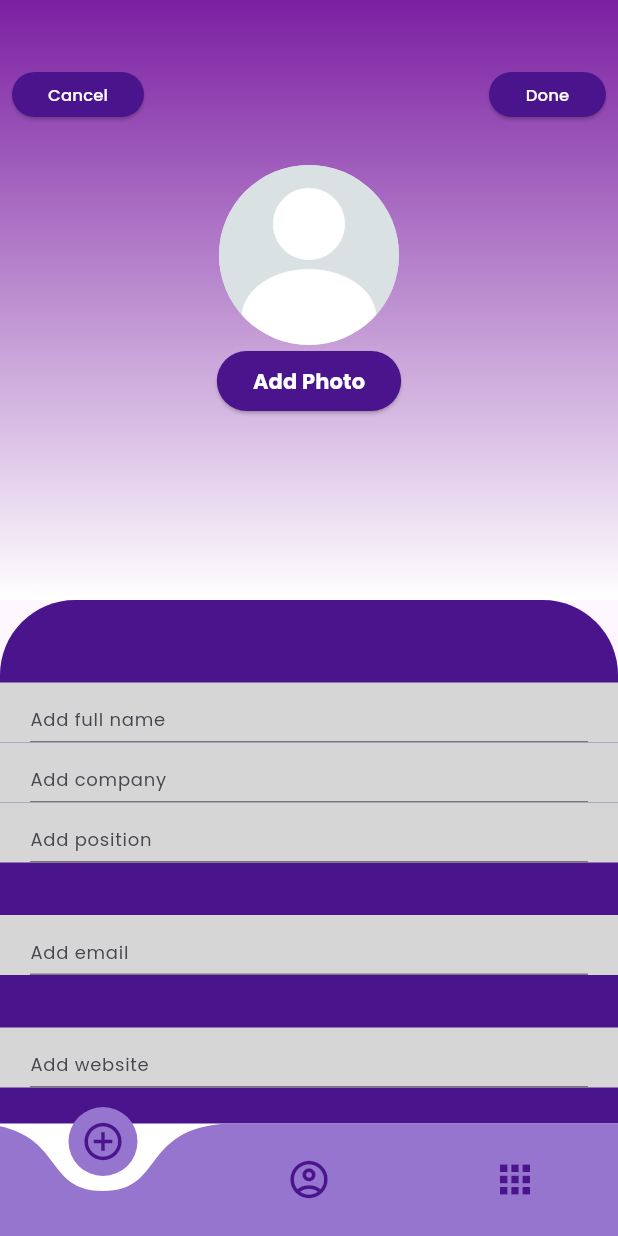
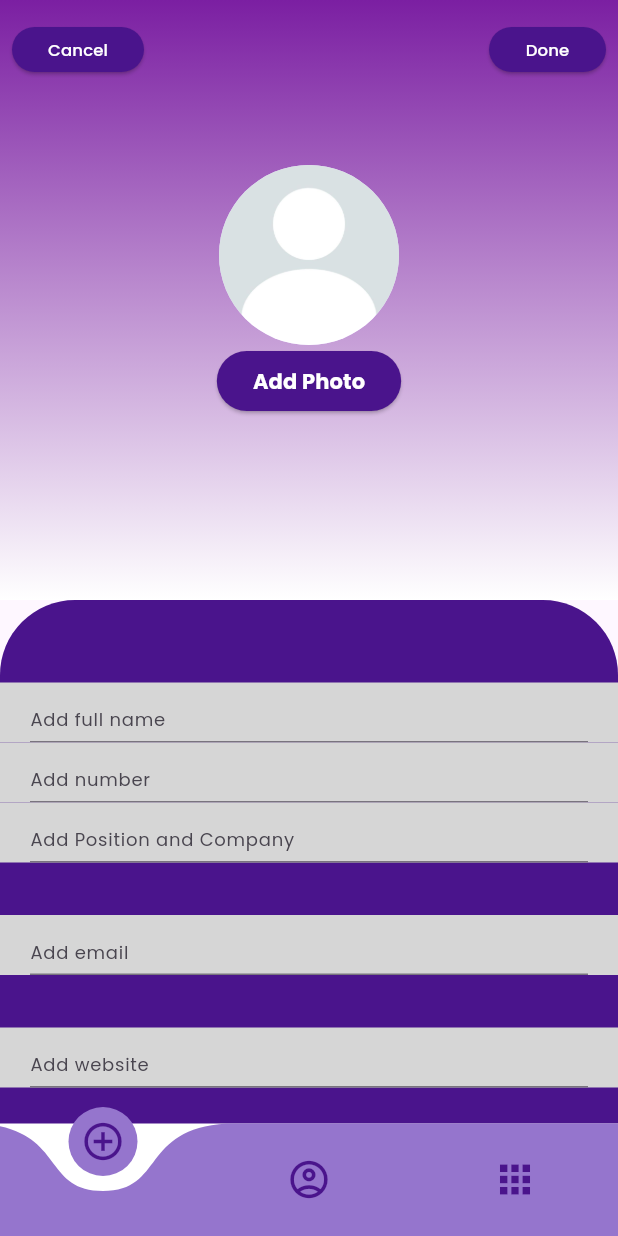
Before and after one commit to arboydev27/icontactapp, a Flutter app: the screen it shows after launch, after a tap on "Done", on a phone screen of 412 x 824 dp. Run offline on Flutter 3.47's test engine with Material 3 defaults, Android fonts, the phone set to English and light mode, and no system bars; drawn by our look-alikes of curved_navigation_bar; our stand-ins replace font_awesome_flutter, google_fonts.

Commit message:
My third commit - Now you can add contacts and display when you tap them in the Contacts view

```diff
--- /dev/null
+++ b/lib/contact_classes/Contact.dart
@@ -0,0 +1,19 @@
+
+
+class Contact {
+  final String name;
+  final String number;
+  final String positionAndCompany;
+  final String email;
+  final String website;
+  final String address;
+
+  Contact({
+    required this.name,
+    required this.number,
+    required this.positionAndCompany,
+    required this.email,
+    required this.website,
+    required this.address,
+  });
+}
--- /dev/null
+++ b/lib/contact_classes/ContactList.dart
@@ -0,0 +1,19 @@
+
+import 'package:icontactapp/contact_classes/Contact.dart';
+
+class ContactList {
+  final List<Contact> _contacts = [];
+
+
+  void addContact(Contact contact) {
+    _contacts.add(contact);
+  }
+
+  void removeContact(Contact contact) {
+    _contacts.remove(contact);
+  }
+
+  List<Contact> getContacts() {
+    return _contacts;
+  }
+}
--- a/lib/main.dart
+++ b/lib/main.dart
@@ -4,7 +4,6 @@ import 'package:flutter/material.dart';
 import 'package:icontactapp/pages/addcontact_page.dart';
 import 'package:icontactapp/pages/contact_page.dart';
 import 'package:icontactapp/pages/home_page.dart';
-import 'package:icontactapp/pages/individual_contact.dart';
 import 'package:icontactapp/pages/keypad_page.dart';
 
 void main() {
--- a/lib/pages/addcontact_page.dart
+++ b/lib/pages/addcontact_page.dart
@@ -1,15 +1,74 @@
-// ignore_for_file: prefer_const_constructors, prefer_const_literals_to_create_immutables, sized_box_for_whitespace
+// ignore_for_file: prefer_const_constructors, prefer_const_literals_to_create_immutables, sized_box_for_whitespace, must_be_immutable, unused_field
 
 import 'package:flutter/material.dart';
 import 'package:google_fonts/google_fonts.dart';
+import 'package:icontactapp/contact_classes/Contact.dart';
 
-class AddContactPage extends StatelessWidget {
-  const AddContactPage({super.key});
+List<Contact> contacts = [];
+
+class AddContactPage extends StatefulWidget {
+
+
+  AddContactPage({
+    super.key,
+    });
+
+
+
+  @override
+  State<AddContactPage> createState() => _AddContactPageState();
+}
+
+class _AddContactPageState extends State<AddContactPage> {
+
+// Initialize textEditingControllers
+  final _formKey = GlobalKey<FormState>();
+  final _nameController = TextEditingController();
+  final _numberController = TextEditingController();
+  final _positionAndCompanyController = TextEditingController();
+  final _emailController = TextEditingController();
+  final _websiteController = TextEditingController();
+  final _addressController = TextEditingController();
+
+  //Method to add contacts to the ContactList
+  void addContact() {
+  final contact = Contact(
+    name: _nameController.text,
+    number: _numberController.text,
+    positionAndCompany: _positionAndCompanyController.text,
+    email: _emailController.text,
+    website: _websiteController.text,
+    address: _addressController.text
+  );
+
+  // It add the contact to the List of Contacts
+  contacts.add(contact);
+
+  _nameController.clear();
+  _numberController.clear();
+  _positionAndCompanyController.clear();
+  _addressController.clear();
+  _emailController.clear();
+  _websiteController.clear();
+}
+
+// Disposes the textEditingControllers
+  @override
+  void dispose() {
+    _nameController.dispose();
+    _numberController.dispose();
+    _positionAndCompanyController.dispose();
+    _emailController.dispose();
+    _websiteController.dispose();
+    _addressController.dispose();
+    super.dispose();
+  }
 
   @override
   Widget build(BuildContext context) {
     return Scaffold(
-      body: Center(
+      body: SafeArea(
+        child: Center(
           child: ListView(
             children: [
               // Place to add photo of a new contact
@@ -64,7 +123,7 @@ class AddContactPage extends StatelessWidget {
                   child: Column(
                     children: [
                       Padding(
-                      padding: const EdgeInsets.only(top: 40), // Brings down the buttons a bit down inside the UI
+                        padding: const EdgeInsets.only(top: 10), // Brings down the buttons a bit down inside the UI
                         child: Row(
                           mainAxisAlignment: MainAxisAlignment.spaceBetween, // This puts space between the two buttons
                           children: [
@@ -93,7 +152,7 @@ class AddContactPage extends StatelessWidget {
                                 style: ElevatedButton.styleFrom(
                                   backgroundColor: Colors.purple[900],
                                 ),
-                              onPressed: () {},
+                                onPressed: addContact,
                                 child: Text("Done",
                                 style: GoogleFonts.poppins(textStyle: TextStyle(fontSize: 11, color: Colors.white)),
                                 ),
@@ -115,7 +174,7 @@ class AddContactPage extends StatelessWidget {
               Stack(
                 // Deep purple container as background
                 children: [Container(
-                height: 420,
+                  height: 450,
                   decoration: BoxDecoration(
                     borderRadius: BorderRadius.vertical(top: Radius.circular(50)),
                     color: Colors.purple.shade900,
@@ -138,6 +197,7 @@ class AddContactPage extends StatelessWidget {
                         child: Padding(
                           padding: const EdgeInsets.only(left: 20, right: 20),
                           child: TextField(
+                            controller: _nameController,
                             decoration: InputDecoration(
                               hintText: "Add full name", hintStyle: GoogleFonts.poppins(fontSize: 12),
                             ),
@@ -155,8 +215,9 @@ class AddContactPage extends StatelessWidget {
                         child: Padding(
                           padding: const EdgeInsets.only(left: 20, right: 20),
                           child: TextField(
+                            controller: _numberController,
                             decoration: InputDecoration(
-                            hintText: "Add company", hintStyle: GoogleFonts.poppins(fontSize: 12),
+                              hintText: "Add number", hintStyle: GoogleFonts.poppins(fontSize: 12),
                             ),
                           ),
                         ),
@@ -172,8 +233,9 @@ class AddContactPage extends StatelessWidget {
                         child: Padding(
                           padding: const EdgeInsets.only(left: 20, right: 20),
                           child: TextField(
+                            controller: _positionAndCompanyController,
                             decoration: InputDecoration(
-                            hintText: "Add position", hintStyle: GoogleFonts.poppins(fontSize: 12),
+                              hintText: "Add Position and Company", hintStyle: GoogleFonts.poppins(fontSize: 12),
                             ),
                           ),
                         ),
@@ -191,6 +253,7 @@ class AddContactPage extends StatelessWidget {
                           child: Padding(
                             padding: const EdgeInsets.only(left: 20, right: 20),
                             child: TextField(
+                              controller: _emailController,
                               decoration: InputDecoration(
                                 hintText: "Add email", hintStyle: GoogleFonts.poppins(fontSize: 12),
                             ),
@@ -211,6 +274,7 @@ class AddContactPage extends StatelessWidget {
                             child: Padding(
                               padding: const EdgeInsets.only(left: 20, right: 20),
                               child: TextField(
+                                controller: _websiteController,
                                 decoration: InputDecoration(
                                   hintText: "Add website", hintStyle: GoogleFonts.poppins(fontSize: 12),
                                 ),
@@ -231,6 +295,7 @@ class AddContactPage extends StatelessWidget {
                             child: Padding(
                               padding: const EdgeInsets.only(left: 20, right: 20),
                               child: TextField(
+                                controller: _addressController,
                                 decoration: InputDecoration(
                                   hintText: "Add address", hintStyle: GoogleFonts.poppins(fontSize: 12),
                                 ),
@@ -248,6 +313,7 @@ class AddContactPage extends StatelessWidget {
             ],
           ),
           ),
+      ),
     );
   }
 }
--- a/lib/pages/home_page.dart
+++ b/lib/pages/home_page.dart
@@ -15,6 +15,9 @@ class HomePage extends StatefulWidget {
 }
 
 class _HomePageState extends State<HomePage> {
+
+
+
 
   // this keeps track of the current pageto display
   int _selectedIndex = 0;
@@ -67,75 +70,6 @@ class _HomePageState extends State<HomePage> {
       ),
 
       body: _pages[_selectedIndex],
-      /*
-      body: Column(
-        children: [
-          Center(
-
-            // In order to stack the widgets on top of each other, we have to use a Stack
-            child: Stack(
-              children: [
-                Padding(
-                  padding: const EdgeInsets.symmetric(horizontal: 15),
-                  child: Container(
-                  height: 100,
-                  width: 380,
-                  decoration: BoxDecoration(
-                    color: Colors.purple[200],
-                    borderRadius: BorderRadius.circular(40),
-                  ),
-                                ),
-                ),
-
-              Padding(
-                padding: EdgeInsets.all(18),
-
-                // To put the display photo next to the user contact name and "my contact cardd" we use a Row wdiget
-                child: Row(
-                  children:[
-                    Padding(
-                      padding: const EdgeInsets.symmetric(horizontal: 25),
-                      child: CircleAvatar(
-                      radius: 30,
-                      backgroundImage: AssetImage('lib/images/Stewie.jpg'),
-                                        ),
-                    ),
-
-                  Column(
-                    crossAxisAlignment: CrossAxisAlignment.start,
-                    children:[
-                      Text("Stewie",
-                      style: GoogleFonts.poppins(textStyle: TextStyle(fontWeight: FontWeight.bold, fontSize: 25)),
-                      ),
-
-                      Text("My contact card",
-                      style: GoogleFonts.poppins(textStyle: TextStyle(fontWeight: FontWeight.bold, fontSize: 15)),
-                      ),
-                    ]
-                  ),
-                  ]
-                ),
-              ),
-
-              ],
-            ),
-          ),
-
-          Expanded(
-            child: Container(
-              color: Colors.white,
-              child: ListView.builder(
-                itemCount: contacts.length,
-                itemBuilder: (context, index) => ListTile(
-                  title: Text(contacts[index], style: GoogleFonts.poppins(textStyle: TextStyle(fontWeight: FontWeight.normal, fontSize: 14)),),
-                ),
-                ),
-            ),
-          ),
-
-        ],
-      ),
-      */
 
     );
   }
```
Also changed, not shown: lib/pages/contact_page.dart (+30 -26 lines), lib/pages/individual_contact.dart (+29 -27 lines). Lines whose indentation alone changed are shown as unchanged.
